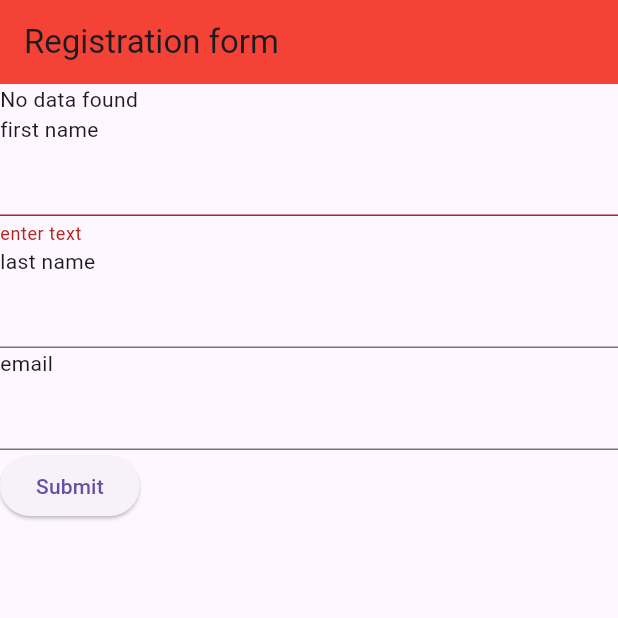
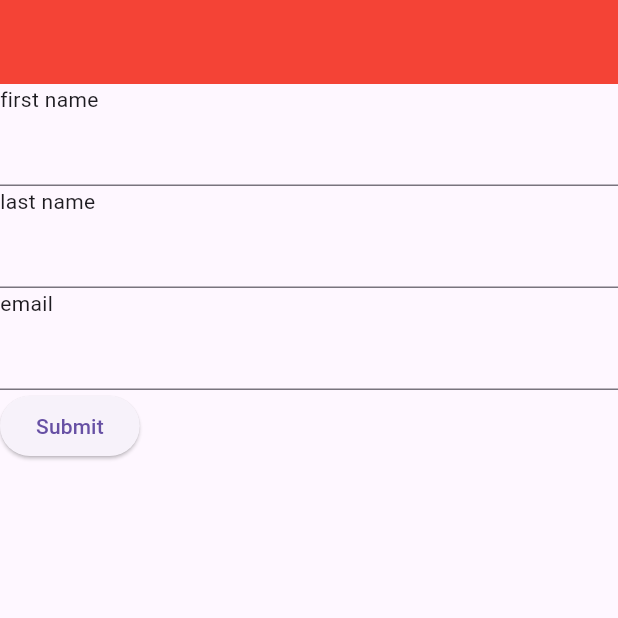
Before and after one commit to Sprajapati123/33A, a Flutter app: the screen it shows after launch, after a tap on "Submit", on a phone screen of 412 x 824 dp, the top half of it. Run offline on Flutter 3.47's test engine with Material 3 defaults, Android fonts, the phone set to English and light mode, and no system bars; our stand-ins replace cloud_firestore, firebase_auth, firebase_core, firebase_database; accounts and stored records are empty; network calls fail.

Commit message:
set data in cloud firestore

```diff
--- /dev/null
+++ b/lib/firestore_example/firestore_example.dart
@@ -0,0 +1,51 @@
+import 'package:cloud_firestore/cloud_firestore.dart';
+import 'package:firebase_database/firebase_database.dart';
+import 'package:flutter/material.dart';
+
+class FireStoreExample extends StatefulWidget {
+  const FireStoreExample({super.key});
+  static const String routeName = "/firestore";
+
+  @override
+  State<FireStoreExample> createState() => _FireStoreExampleState();
+}
+
+class _FireStoreExampleState extends State<FireStoreExample> {
+  final fnameController = TextEditingController();
+  final lnameController = TextEditingController();
+  final emailController = TextEditingController();
+
+  final firestore = FirebaseFirestore.instance;
+
+  @override
+  Widget build(BuildContext context) {
+    return Scaffold(
+      appBar: AppBar(),
+      body: Column(
+        mainAxisAlignment: MainAxisAlignment.start,
+        crossAxisAlignment: CrossAxisAlignment.start,
+        children: [
+          Text("first name"),
+          TextFormField(
+              controller: fnameController),
+          Text("last name"),
+          TextFormField(controller: lnameController),
+          Text("email"),
+          TextFormField(controller: emailController),
+
+          ElevatedButton(onPressed: () async{
+
+            // FirebaseDatabase.instance.ref().child("").set(value);
+            var data = {
+              "firstname": fnameController.text,
+              "lastname": lnameController.text,
+              "email": emailController.text,
+            };
+            firestore.collection('users').doc().set(data);
+            // firestore.collection('users').doc("1").set(data);
+          }, child: Text("Submit"))
+        ],
+      ),
+    );
+  }
+}
--- a/lib/main.dart
+++ b/lib/main.dart
@@ -1,5 +1,6 @@
 import 'dart:math';
 
+import 'package:batch_33a/firestore_example/firestore_example.dart';
 import 'package:batch_33a/form/form_screen.dart';
 import 'package:batch_33a/route/route_generator.dart';
 import 'package:batch_33a/splash/splash_screen.dart';
@@ -25,7 +26,7 @@ class MyApp extends StatelessWidget {
     return MaterialApp(
       debugShowCheckedModeBanner: false,
       theme: ThemeData(appBarTheme: const AppBarTheme(color: Colors.red)),
-      initialRoute: FormScreen.routeName,
+      initialRoute: FireStoreExample.routeName,
       onGenerateRoute: RouteGenerator.generateRoute,
     );
   }
--- a/lib/route/route_generator.dart
+++ b/lib/route/route_generator.dart
@@ -1,3 +1,4 @@
+import 'package:batch_33a/firestore_example/firestore_example.dart';
 import 'package:batch_33a/form/form_screen.dart';
 import 'package:batch_33a/login/login_screen.dart';
 import 'package:batch_33a/navigation/navigation.dart';
@@ -24,6 +25,8 @@ class RouteGenerator {
 
       case NavigationScreen.routeName:
         return MaterialPageRoute(builder: (_) => const NavigationScreen());
+      case FireStoreExample.routeName:
+        return MaterialPageRoute(builder: (_) => const FireStoreExample());
 
       default:
         _onPageNotFound();
--- a/pubspec.yaml
+++ b/pubspec.yaml
@@ -38,6 +38,7 @@ dependencies:
   firebase_core: ^2.24.0
   firebase_auth: ^4.15.0
   firebase_database: ^10.3.8
+  cloud_firestore: ^4.13.6
 
 
 
```
Also changed, not shown: lib/form/form_screen.dart (+29 -14 lines), pubspec.lock, 1 other file.
